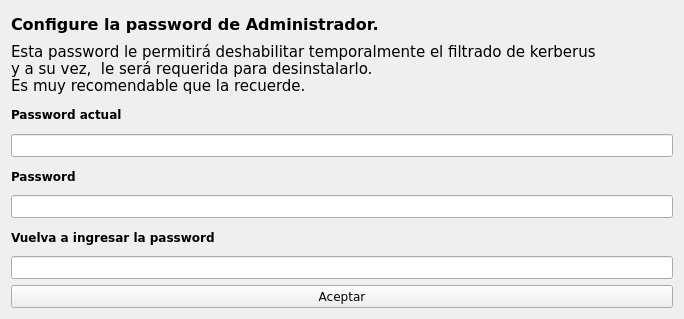
This is cliente/password/formulario.ui in AviFix/Kerberus-Control-Parental as Qt 5 draws it before an edit. The edited form follows.
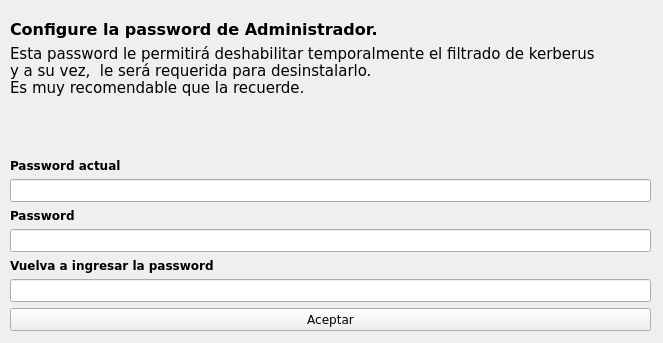
This is the edited form.

```diff
--- a/cliente/password/formulario.ui
+++ b/cliente/password/formulario.ui
@@ -9,8 +9,8 @@
    <rect>
     <x>0</x>
     <y>0</y>
-    <width>684</width>
-    <height>319</height>
+    <width>663</width>
+    <height>343</height>
    </rect>
   </property>
   <property name="sizePolicy">
@@ -22,6 +22,15 @@
   <property name="windowTitle">
    <string>Password de administrador</string>
   </property>
+  <widget class="QWidget" name="verticalLayoutWidget">
+   <property name="geometry">
+    <rect>
+     <x>10</x>
+     <y>20</y>
+     <width>641</width>
+     <height>311</height>
+    </rect>
+   </property>
   <layout class="QVBoxLayout" name="verticalLayout">
    <item>
     <widget class="QLabel" name="label">
@@ -65,6 +74,19 @@
      </property>
     </widget>
    </item>
+    <item>
+     <spacer name="verticalSpacer">
+      <property name="orientation">
+       <enum>Qt::Vertical</enum>
+      </property>
+      <property name="sizeHint" stdset="0">
+       <size>
+        <width>20</width>
+        <height>40</height>
+       </size>
+      </property>
+     </spacer>
+    </item>
    <item>
     <widget class="QLabel" name="label_passwordActual">
      <property name="enabled">
@@ -169,11 +191,7 @@
    </item>
   </layout>
  </widget>
- <tabstops>
-  <tabstop>password_actual</tabstop>
-  <tabstop>password1</tabstop>
-  <tabstop>password2</tabstop>
- </tabstops>
+ </widget>
  <resources/>
  <connections/>
 </ui>
```
Lines whose indentation alone changed are shown as unchanged.
